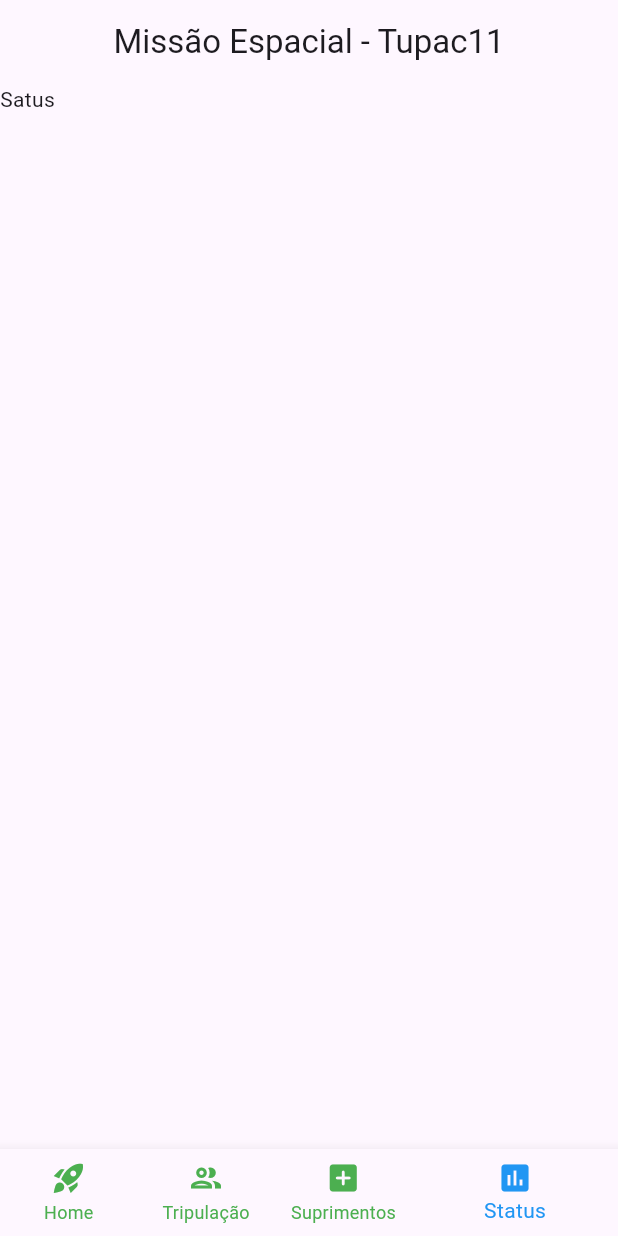
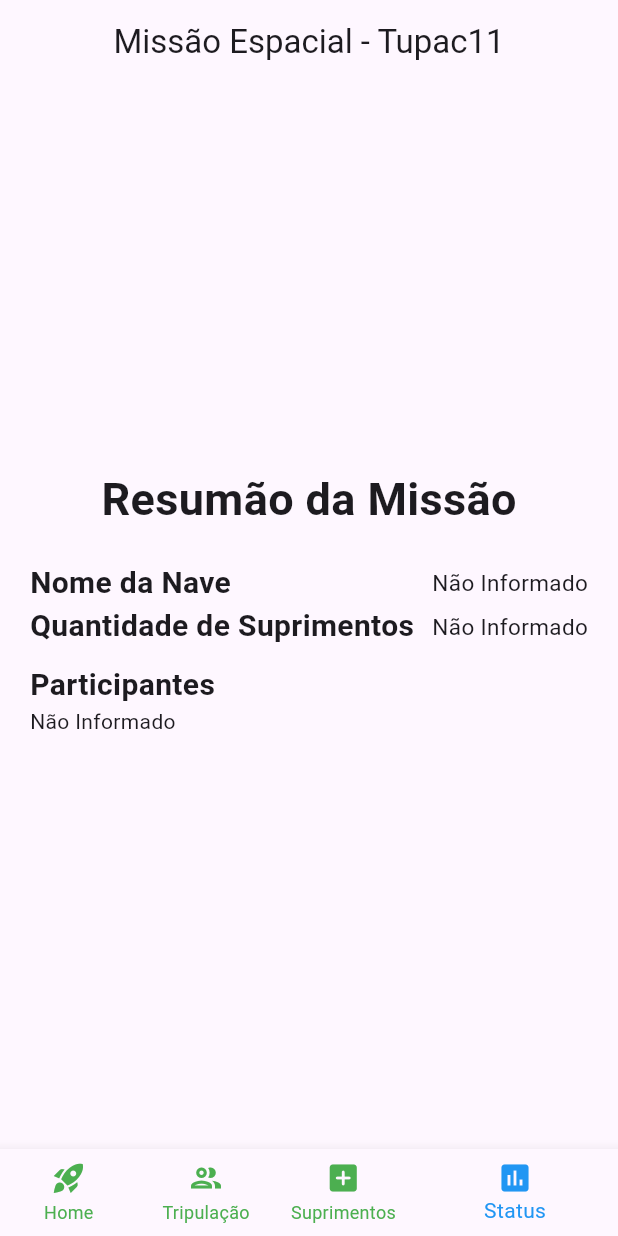
Before and after one commit to catfmcastro/LDDM_Ex08_2024_2, a Flutter app: the screen it shows after launch, item 4 of the bottom bar chosen, on a phone screen of 412 x 824 dp. Run offline on Flutter 3.47's test engine with Material 3 defaults, Android fonts, the phone set to English and light mode, and no system bars.

Commit message:
Fim do Status

```diff
--- a/lib/main.dart
+++ b/lib/main.dart
@@ -71,7 +71,7 @@ class _ControllerPageState extends State<ControllerPage> {
           HomeNav(onSave: _saveShipName),
           TripulationNav(onCheckboxChanged: _addTripulant, onRemoveTripulant: _removeTripulant),
           SuplyNav(saveValue: _saveSuply),
-          StatusNav(),
+          StatusNav(shipName: shipName, valueSuply: valueSuply, tripulants: tripulants),
         ],
       ),
       bottomNavigationBar: BottomNavigationBar(
--- a/lib/pages/Status_nav.dart
+++ b/lib/pages/Status_nav.dart
@@ -1,7 +1,16 @@
 import 'package:flutter/material.dart';
 
 class StatusNav extends StatefulWidget {
-  const StatusNav({super.key});
+  final String? shipName;
+  final double? valueSuply;
+  final List<String> tripulants;
+
+  const StatusNav({
+    super.key,
+    required this.shipName,
+    required this.valueSuply,
+    required this.tripulants,
+  });
 
   @override
   State<StatusNav> createState() => _StatusNavState();
@@ -11,7 +20,86 @@ class _StatusNavState extends State<StatusNav> {
   @override
   Widget build(BuildContext context) {
     return Scaffold(
-      body: Text("Satus"),
+      body: Column(
+        mainAxisAlignment: MainAxisAlignment.center,
+        children: [
+          const Text(
+            "Resumão da Missão",
+            style: TextStyle(
+              fontSize: 30,
+              fontWeight: FontWeight.bold,
+            ),
+          ),
+          Padding(
+            padding: const EdgeInsets.all(20),
+            child: Column(
+              crossAxisAlignment: CrossAxisAlignment.start,
+              children: [
+                Row(
+                  mainAxisAlignment: MainAxisAlignment.spaceBetween,
+                  children: [
+                    const Text(
+                      "Nome da Nave",
+                      style: TextStyle(
+                        fontSize: 20,
+                        fontWeight: FontWeight.bold,
+                      ),
+                    ),
+                    Text(
+                      widget.shipName ?? "Não Informado",
+                      style: const TextStyle(
+                        fontSize: 15,
+                        fontWeight: FontWeight.normal,
+                      ),
+                    ),
+                  ],
+                ),
+                Row(
+                  mainAxisAlignment: MainAxisAlignment.spaceBetween,
+                  children: [
+                    const Text(
+                      "Quantidade de Suprimentos",
+                      style: TextStyle(
+                        fontSize: 20,
+                        fontWeight: FontWeight.bold,
+                      ),
+                    ),
+                    Text(
+                      widget.valueSuply?.toString() ?? "Não Informado",
+                      style: const TextStyle(
+                        fontSize: 15,
+                        fontWeight: FontWeight.normal,
+                      ),
+                    ),
+                  ],
+                ),
+                const SizedBox(height: 10),
+                const Text(
+                  "Participantes",
+                  style: TextStyle(
+                    fontSize: 20,
+                    fontWeight: FontWeight.bold,
+                  ),
+                ),
+                widget.tripulants.isNotEmpty
+                    ? Column(
+                        crossAxisAlignment: CrossAxisAlignment.start,
+                        children: widget.tripulants
+                            .map((tripulant) => Text(
+                                  tripulant,
+                                  style: const TextStyle(
+                                    fontSize: 15,
+                                    fontWeight: FontWeight.normal,
+                                  ),
+                                ))
+                            .toList(),
+                      )
+                    : const Text("Não Informado"),
+              ],
+            ),
+          ),
+        ],
+      ),
     );
   }
 }
--- a/lib/pages/Tripulation_nav.dart
+++ b/lib/pages/Tripulation_nav.dart
@@ -56,7 +56,7 @@ class _TripulationNavState extends State<TripulationNav> {
   @override
   Widget build(BuildContext context) {
     return Scaffold(
-      body: Expanded(
+      body: Expanded( // Eu acho que o Expanded não deixa eu centralizar usando a Column, mas eu não testei
         child: ListView.builder(
           padding: const EdgeInsets.symmetric(vertical: 10),
           itemCount: names.length,
```
Also changed, not shown: lib/pages/Suply_nav.dart (line endings or trailing spaces).
